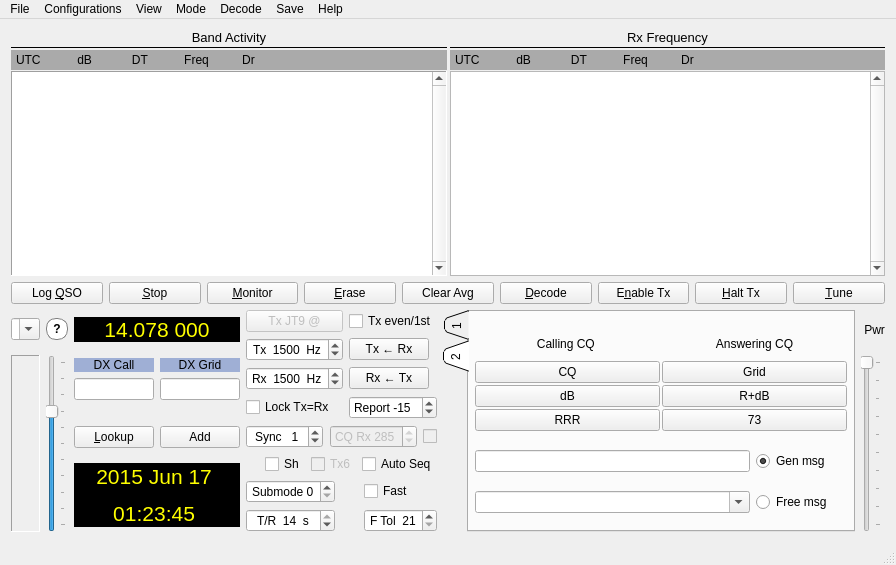
Qt form mainwindow.ui (saitohirga/WSJT-X) before a commit.
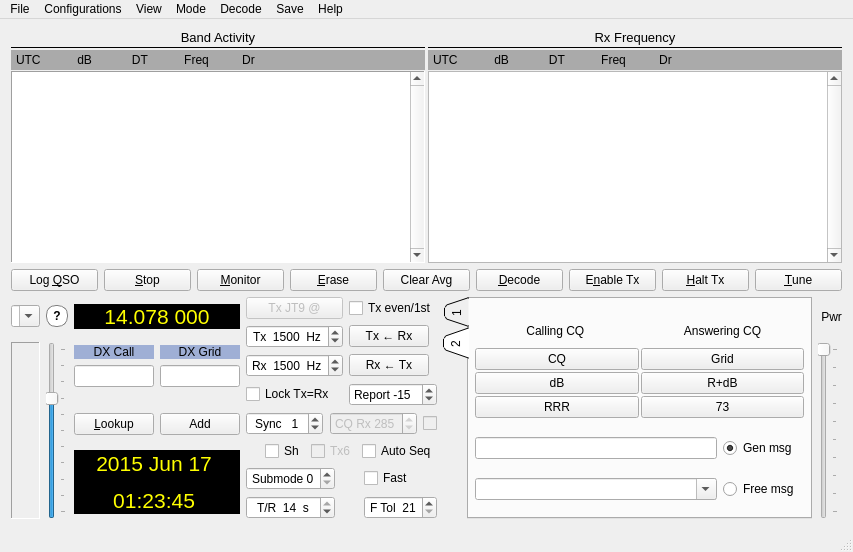
The same form after that commit. Custom widgets are drawn as their Qt base class.

Commit message: Tidy up the settings advanced tab layout and remove unnecessary elements

Patch:
```diff
--- a/mainwindow.ui
+++ b/mainwindow.ui
@@ -2,14 +2,6 @@
 <ui version="4.0">
  <class>MainWindow</class>
  <widget class="QMainWindow" name="MainWindow">
-  <property name="geometry">
-   <rect>
-    <x>0</x>
-    <y>0</y>
-    <width>896</width>
-    <height>565</height>
-   </rect>
-  </property>
   <property name="windowTitle">
    <string>WSJT-X   by K1JT</string>
   </property>
@@ -2339,14 +2331,6 @@
    </layout>
   </widget>
   <widget class="QMenuBar" name="menuBar">
-   <property name="geometry">
-    <rect>
-     <x>0</x>
-     <y>0</y>
-     <width>896</width>
-     <height>21</height>
-    </rect>
-   </property>
    <widget class="QMenu" name="menuFile">
     <property name="title">
      <string>File</string>
```
The commit also changes 1 other file.
